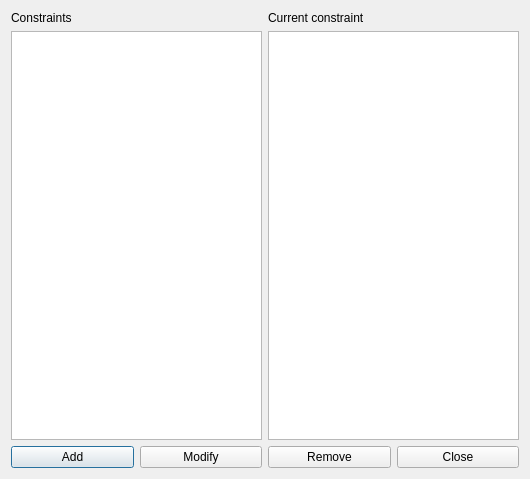
Qt form fet/src/interface/constraintstudentsmaxbuildingchangesperweekform_template.ui (vonmecheln/fet) before a commit.
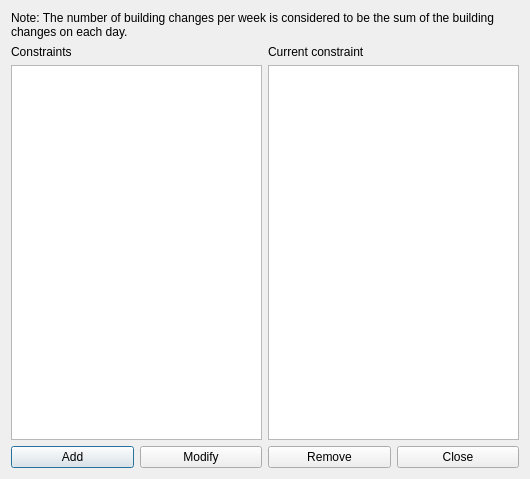
The same form after that commit.

Diff of the .ui file:
```diff
--- a/fet/src/interface/constraintstudentsmaxbuildingchangesperweekform_template.ui
+++ b/fet/src/interface/constraintstudentsmaxbuildingchangesperweekform_template.ui
@@ -14,47 +14,7 @@
    <string extracomment="This is the title of the dialog to see the list of all constraints of this type">Constraints students max building changes per week</string>
   </property>
   <layout class="QGridLayout" name="gridLayout">
-   <item row="0" column="0">
-    <layout class="QVBoxLayout" name="verticalLayout">
-     <item>
-      <widget class="QLabel" name="constraintsTextLabel">
-       <property name="frameShape">
-        <enum>QFrame::NoFrame</enum>
-       </property>
-       <property name="frameShadow">
-        <enum>QFrame::Plain</enum>
-       </property>
-       <property name="text">
-        <string>Constraints</string>
-       </property>
-       <property name="wordWrap">
-        <bool>false</bool>
-       </property>
-      </widget>
-     </item>
-     <item>
-      <widget class="QListWidget" name="constraintsListWidget"/>
-     </item>
-    </layout>
-   </item>
-   <item row="0" column="1">
-    <layout class="QVBoxLayout" name="verticalLayout_2">
-     <item>
-      <widget class="QLabel" name="currentConstraintTextLabel">
-       <property name="text">
-        <string>Current constraint</string>
-       </property>
-       <property name="wordWrap">
-        <bool>false</bool>
-       </property>
-      </widget>
-     </item>
-     <item>
-      <widget class="QPlainTextEdit" name="currentConstraintTextEdit"/>
-     </item>
-    </layout>
-   </item>
-   <item row="1" column="0" colspan="2">
+   <item row="2" column="0" colspan="2">
     <layout class="QHBoxLayout" name="horizontalLayout">
      <item>
       <widget class="QPushButton" name="addConstraintPushButton">
@@ -86,6 +46,62 @@
      </item>
     </layout>
    </item>
+   <item row="1" column="1">
+    <layout class="QVBoxLayout" name="verticalLayout_2">
+     <item>
+      <widget class="QLabel" name="currentConstraintTextLabel">
+       <property name="text">
+        <string>Current constraint</string>
+       </property>
+       <property name="wordWrap">
+        <bool>false</bool>
+       </property>
+      </widget>
+     </item>
+     <item>
+      <widget class="QPlainTextEdit" name="currentConstraintTextEdit"/>
+     </item>
+    </layout>
+   </item>
+   <item row="1" column="0">
+    <layout class="QVBoxLayout" name="verticalLayout">
+     <item>
+      <widget class="QLabel" name="constraintsTextLabel">
+       <property name="frameShape">
+        <enum>QFrame::NoFrame</enum>
+       </property>
+       <property name="frameShadow">
+        <enum>QFrame::Plain</enum>
+       </property>
+       <property name="text">
+        <string>Constraints</string>
+       </property>
+       <property name="wordWrap">
+        <bool>false</bool>
+       </property>
+      </widget>
+     </item>
+     <item>
+      <widget class="QListWidget" name="constraintsListWidget"/>
+     </item>
+    </layout>
+   </item>
+   <item row="0" column="0" colspan="2">
+    <widget class="QLabel" name="label">
+     <property name="sizePolicy">
+      <sizepolicy hsizetype="Minimum" vsizetype="Minimum">
+       <horstretch>0</horstretch>
+       <verstretch>0</verstretch>
+      </sizepolicy>
+     </property>
+     <property name="text">
+      <string>Note: The number of building changes per week is considered to be the sum of the building changes on each day.</string>
+     </property>
+     <property name="wordWrap">
+      <bool>true</bool>
+     </property>
+    </widget>
+   </item>
   </layout>
  </widget>
  <layoutdefault spacing="6" margin="11"/>
```
